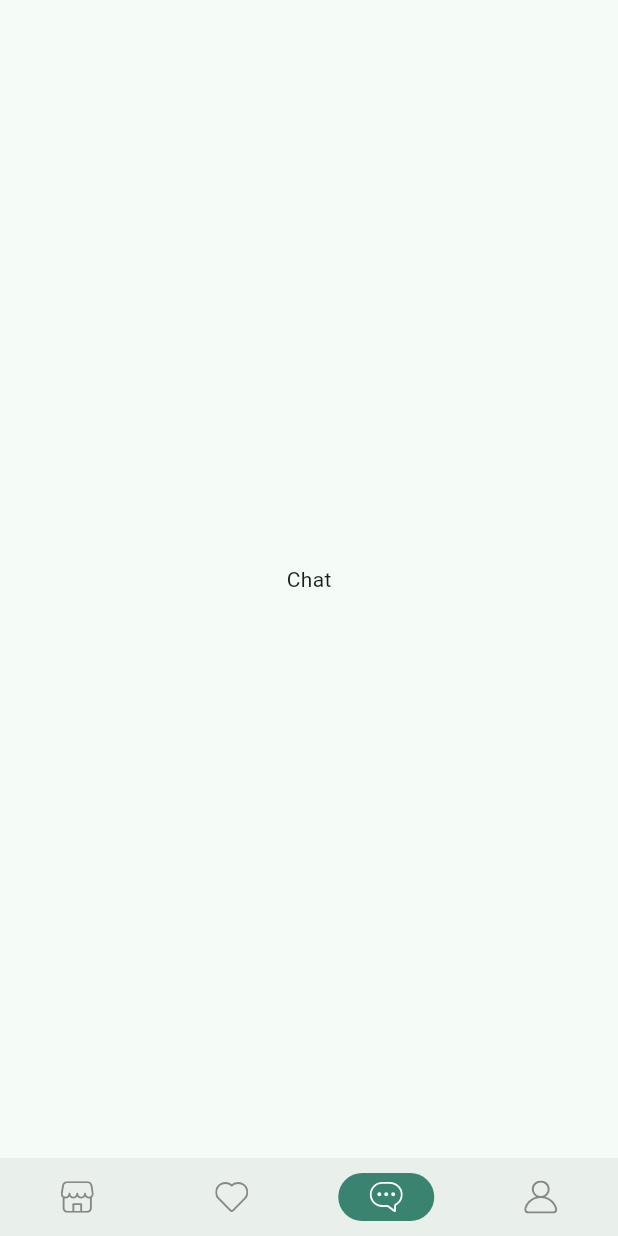
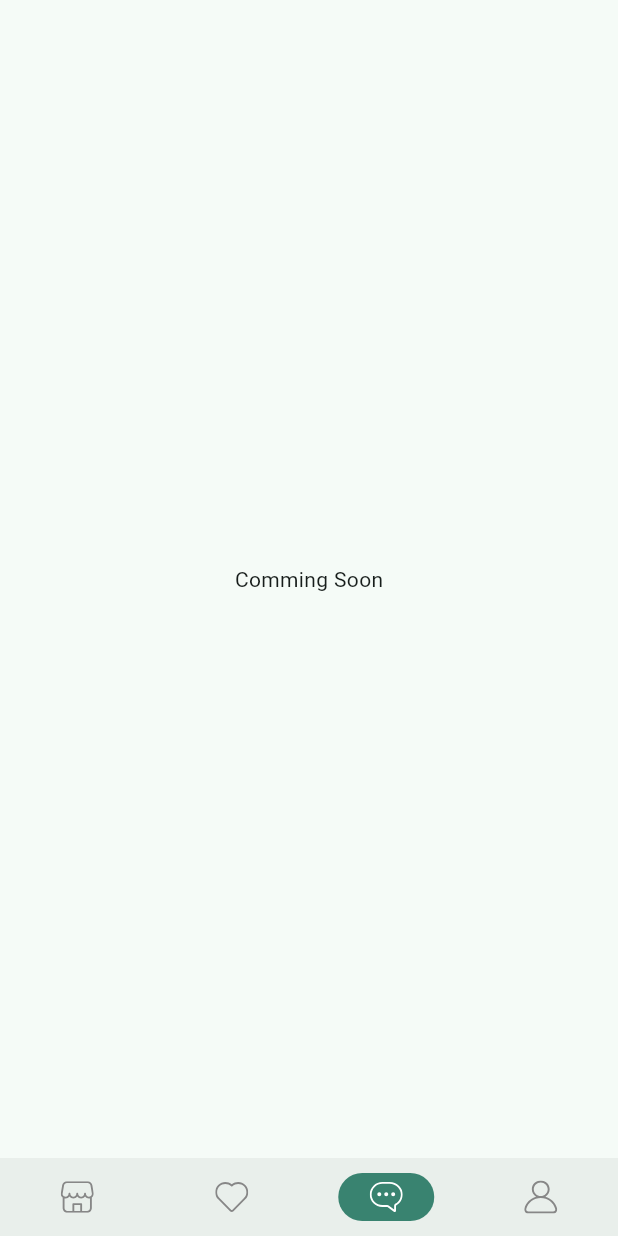
Before and after one commit to pankajsgh/shopping_app_2024, a Flutter app: the InitScreen screen opened directly, item 3 of the bottom bar chosen, on a phone screen of 412 x 824 dp. Run offline on Flutter 3.47's test engine with Material 3 defaults, Android fonts, the phone set to English and light mode, and no system bars; our stand-ins replace animate_do, flutter_svg, page_transition.

```diff
--- a/lib/screens/init_screen.dart
+++ b/lib/screens/init_screen.dart
@@ -1,6 +1,7 @@
 import 'package:flutter/material.dart';
 import 'package:flutter_svg/flutter_svg.dart';
 import '../config/constants.dart';
+import 'main/chat/profile_screen.dart';
 import 'main/favorite/favorite_screen.dart';
 import 'main/home/home_screen.dart';
 import 'main/profile/profile_screen.dart';
@@ -28,10 +29,8 @@ class _InitScreenState extends State<InitScreen> {
   final pages = [
     HomeScreen(),
     const FavoriteScreen(),
-    const Center(
-      child: Text("Chat"),
-    ),
-     ProfileScreen()
+    Chat(),
+    ProfileScreen()
   ];
 
   @override
--- /dev/null
+++ b/lib/screens/main/chat/profile_screen.dart
@@ -0,0 +1,39 @@
+import 'dart:async';
+import 'package:flutter/material.dart';
+import 'package:flutter/services.dart';
+import '../../cart/cart_screen.dart';
+import '../../complete_profile/complete_profile_screen.dart';
+import '../home/components/icon_btn_with_counter.dart';
+
+
+class Chat extends StatefulWidget {
+  static String routeName = "/profile";
+  Chat({super.key});
+  static const platform = MethodChannel('samples.flutter.dev/battery');
+
+  @override
+  State<Chat> createState() => _ChatState();
+}
+
+class _ChatState extends State<Chat> {
+  String _batteryLevel = 'Unknown battery level.';
+
+  @override
+  void initState() {
+    super.initState();
+
+  }
+
+
+
+  @override
+  Widget build(BuildContext context) {
+    SystemChrome.setSystemUIOverlayStyle(SystemUiOverlayStyle.dark);
+    return const Scaffold(
+      // appBar: AppBar(
+      //   title: const Text("Profile"),
+      // ),
+      body: Center(child: Text("Comming Soon"))
+    );
+  }
+}
--- a/lib/screens/main/favorite/favorite_screen.dart
+++ b/lib/screens/main/favorite/favorite_screen.dart
@@ -2,7 +2,6 @@ import 'package:flutter/material.dart';
 import 'package:flutter/services.dart';
 import 'package:shopping_app_2024/components/product_card.dart';
 import 'package:shopping_app_2024/models/Product.dart';
-
 import '../../details/details_screen.dart';
 
 class FavoriteScreen extends StatelessWidget {
@@ -10,11 +9,8 @@ class FavoriteScreen extends StatelessWidget {
 
   @override
   Widget build(BuildContext context) {
-    SystemChrome.setSystemUIOverlayStyle(
-      const SystemUiOverlayStyle(
-        statusBarIconBrightness: Brightness.dark,
-      ),
-    );
+    SystemChrome.setSystemUIOverlayStyle(SystemUiOverlayStyle.dark);
+
     return SafeArea(
       child: Column(
         children: [
--- a/lib/screens/main/profile/profile_screen.dart
+++ b/lib/screens/main/profile/profile_screen.dart
@@ -44,11 +44,7 @@ class _ProfileScreenState extends State<ProfileScreen> {
 
   @override
   Widget build(BuildContext context) {
-    SystemChrome.setSystemUIOverlayStyle(
-      const SystemUiOverlayStyle(
-        statusBarIconBrightness: Brightness.dark,
-      ),
-    );
+    SystemChrome.setSystemUIOverlayStyle(SystemUiOverlayStyle.dark);
     return Scaffold(
       // appBar: AppBar(
       //   title: const Text("Profile"),
```
